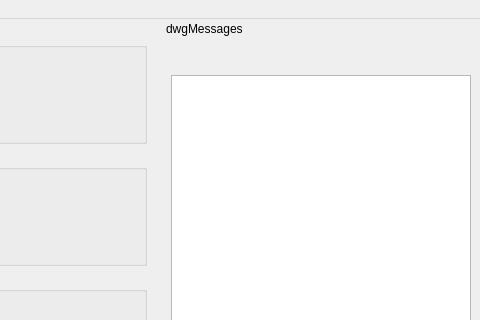
pietr26/OMSI-Tools, file OTModules/OTGeneric/wstart.ui: the form before one commit; both pictures show x 514 to 994 and y 0 to 320 of the 994 by 758 pixel window.
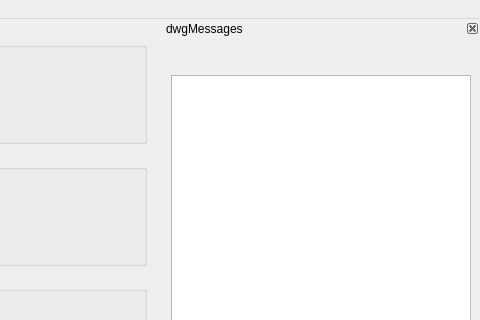
The form after the commit. Icons and pictures are not drawn.

Diff of the .ui file:
```diff
--- a/OTModules/OTGeneric/wstart.ui
+++ b/OTModules/OTGeneric/wstart.ui
@@ -530,7 +530,7 @@
     <bool>false</bool>
    </property>
    <property name="features">
-    <set>QDockWidget::NoDockWidgetFeatures</set>
+    <set>QDockWidget::DockWidgetClosable</set>
    </property>
    <property name="allowedAreas">
     <set>Qt::RightDockWidgetArea</set>
```
